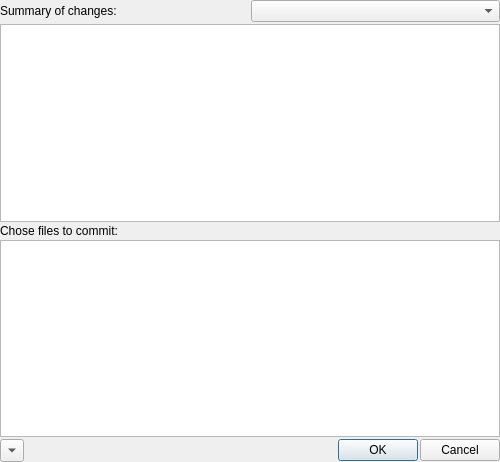
The window that prymatex/share/Support/guis/CommitDialog/commit.ui (prymatex/prymatex) describes before a commit, drawn with Qt 5.
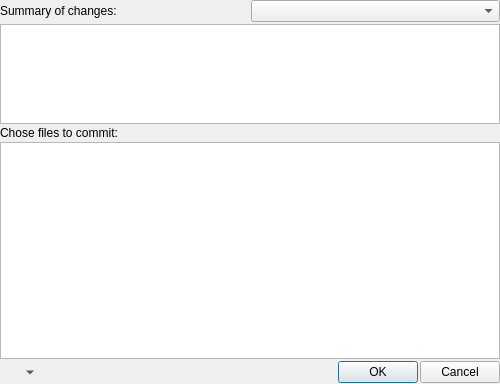
The same window after the commit. Icons and pictures are not drawn.

The edit to the form file:
```diff
--- a/prymatex/share/Support/guis/CommitDialog/commit.ui
+++ b/prymatex/share/Support/guis/CommitDialog/commit.ui
@@ -7,7 +7,7 @@
     <x>0</x>
     <y>0</y>
     <width>500</width>
-    <height>462</height>
+    <height>384</height>
    </rect>
   </property>
   <property name="minimumSize">
@@ -41,7 +41,14 @@
     </layout>
    </item>
    <item>
-    <widget class="QTextEdit" name="textEditSummary"/>
+    <widget class="QTextEdit" name="textEditSummary">
+     <property name="maximumSize">
+      <size>
+       <width>16777215</width>
+       <height>100</height>
+      </size>
+     </property>
+    </widget>
    </item>
    <item>
     <widget class="QLabel" name="label_2">
@@ -70,11 +77,14 @@
      </property>
      <item>
       <widget class="QToolButton" name="toolButtonSelect">
-       <property name="text">
-        <string>...</string>
+       <property name="icon">
+        <iconset theme="edit-select"/>
        </property>
-       <property name="arrowType">
-        <enum>Qt::DownArrow</enum>
+       <property name="popupMode">
+        <enum>QToolButton::MenuButtonPopup</enum>
+       </property>
+       <property name="autoRaise">
+        <bool>true</bool>
        </property>
       </widget>
      </item>
```
